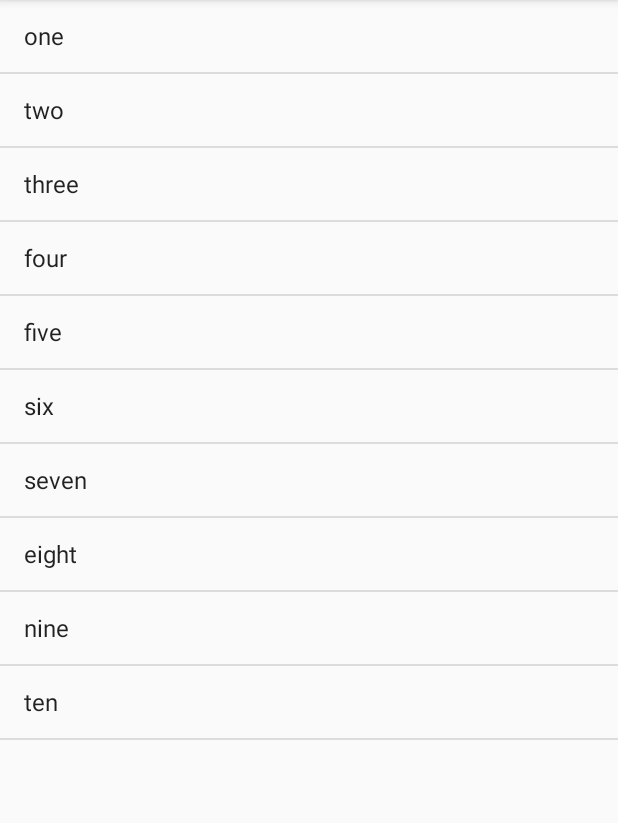
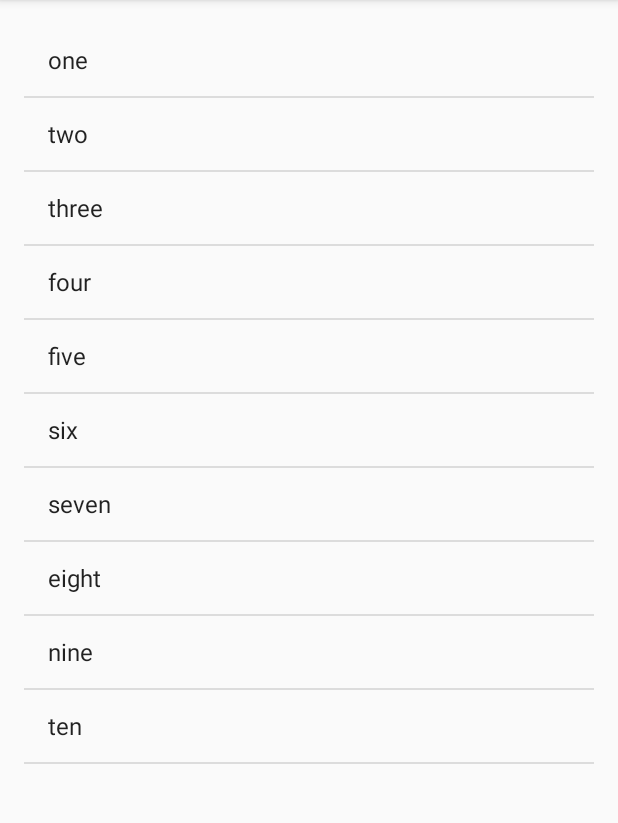
Before and after one commit to vsanjuan/Miwok2, an Android app: the NumbersActivity screen opened directly, with no data from a screen before it, on a phone screen of 412 x 824 dp, the part 84-907 px from its top. Run offline under Robolectric (Android 15) with nearby library versions, the phone set to English and light mode, and no system bars; 4 statements that could not run were skipped.

```diff
--- a/app/src/main/res/layout/activity_numbers.xml
+++ b/app/src/main/res/layout/activity_numbers.xml
@@ -19,4 +19,8 @@
     android:layout_width="match_parent"
     android:layout_height="match_parent"
     android:orientation="vertical"
+    android:paddingBottom="@dimen/activity_vertical_margin"
+    android:paddingLeft="@dimen/activity_horizontal_margin"
+    android:paddingRight="@dimen/activity_horizontal_margin"
+    android:paddingTop="@dimen/activity_vertical_margin"
     tools:context="com.example.android.miwok.NumbersActivity"/>
```
